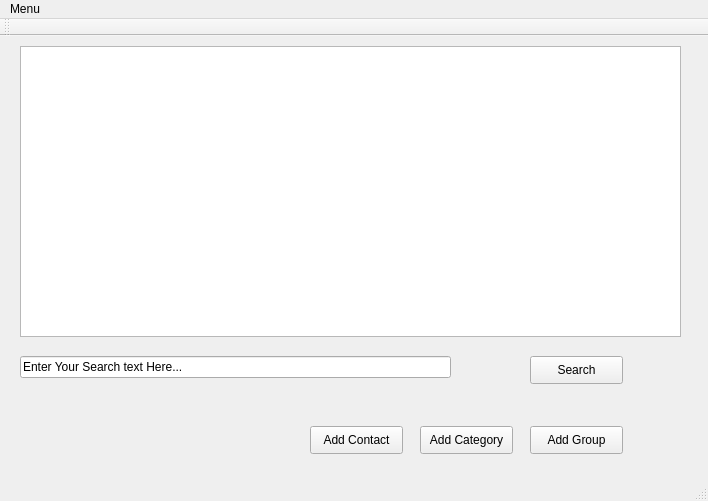
First picture: the form in cs245_final_project/mainwindow.ui, repository bradleyrgriffin/CS245-Final-Project, before the edit.
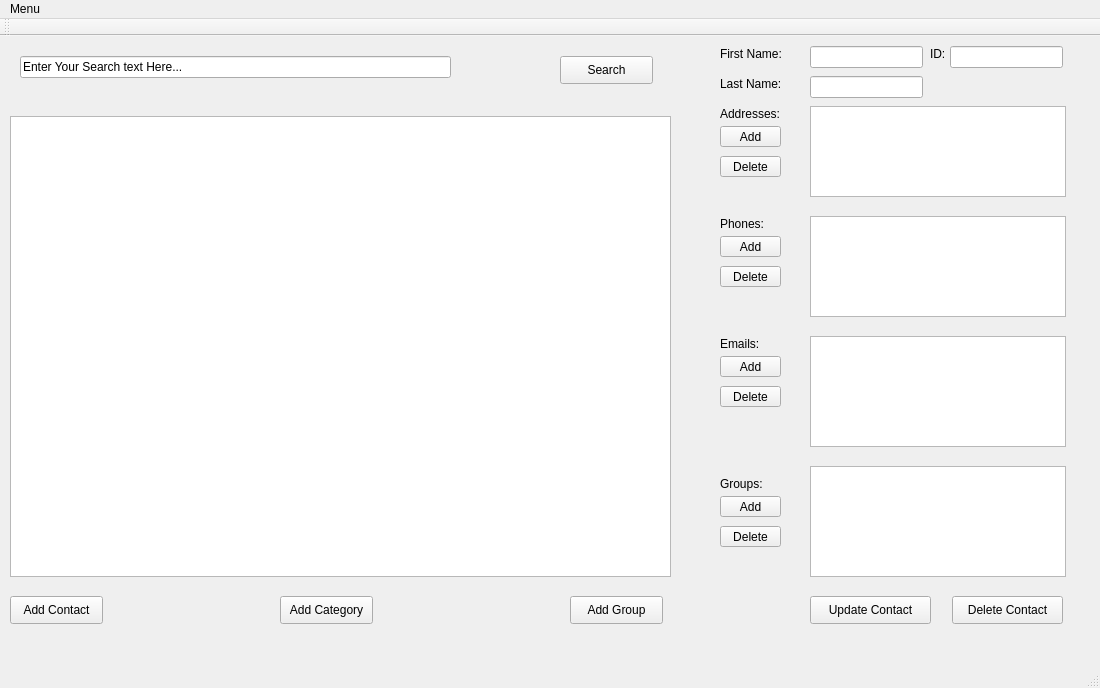
Second picture: the form after the edit.

Diff of the .ui file:
```diff
--- a/cs245_final_project/mainwindow.ui
+++ b/cs245_final_project/mainwindow.ui
@@ -6,8 +6,8 @@
    <rect>
     <x>0</x>
     <y>0</y>
-    <width>708</width>
-    <height>501</height>
+    <width>1100</width>
+    <height>688</height>
    </rect>
   </property>
   <property name="windowTitle">
@@ -17,8 +17,8 @@
    <widget class="QPushButton" name="addCategoryButton">
     <property name="geometry">
      <rect>
-      <x>420</x>
-      <y>390</y>
+      <x>280</x>
+      <y>560</y>
       <width>93</width>
       <height>28</height>
      </rect>
@@ -30,8 +30,8 @@
    <widget class="QPushButton" name="addContactButton">
     <property name="geometry">
      <rect>
-      <x>310</x>
-      <y>390</y>
+      <x>10</x>
+      <y>560</y>
       <width>93</width>
       <height>28</height>
      </rect>
@@ -43,8 +43,8 @@
    <widget class="QPushButton" name="addGroupButton">
     <property name="geometry">
      <rect>
-      <x>530</x>
-      <y>390</y>
+      <x>570</x>
+      <y>560</y>
       <width>93</width>
       <height>28</height>
      </rect>
@@ -56,10 +56,10 @@
    <widget class="QTableView" name="searchContactTable">
     <property name="geometry">
      <rect>
-      <x>20</x>
-      <y>10</y>
+      <x>10</x>
+      <y>80</y>
       <width>661</width>
-      <height>291</height>
+      <height>461</height>
      </rect>
     </property>
    </widget>
@@ -67,7 +67,7 @@
     <property name="geometry">
      <rect>
       <x>20</x>
-      <y>320</y>
+      <y>20</y>
       <width>431</width>
       <height>22</height>
      </rect>
@@ -85,8 +85,8 @@
    <widget class="QPushButton" name="searchButton">
     <property name="geometry">
      <rect>
-      <x>530</x>
-      <y>320</y>
+      <x>560</x>
+      <y>20</y>
       <width>93</width>
       <height>28</height>
      </rect>
@@ -95,13 +95,307 @@
      <string>Search</string>
     </property>
    </widget>
+   <widget class="QLabel" name="firstNameLabel">
+    <property name="geometry">
+     <rect>
+      <x>720</x>
+      <y>10</y>
+      <width>71</width>
+      <height>16</height>
+     </rect>
+    </property>
+    <property name="text">
+     <string>First Name:</string>
+    </property>
+   </widget>
+   <widget class="QLabel" name="lastNameLabel">
+    <property name="geometry">
+     <rect>
+      <x>720</x>
+      <y>40</y>
+      <width>71</width>
+      <height>16</height>
+     </rect>
+    </property>
+    <property name="text">
+     <string>Last Name:</string>
+    </property>
+   </widget>
+   <widget class="QLabel" name="contactIdLabel">
+    <property name="geometry">
+     <rect>
+      <x>930</x>
+      <y>10</y>
+      <width>21</width>
+      <height>16</height>
+     </rect>
+    </property>
+    <property name="text">
+     <string>ID:</string>
+    </property>
+   </widget>
+   <widget class="QLineEdit" name="firstName">
+    <property name="geometry">
+     <rect>
+      <x>810</x>
+      <y>10</y>
+      <width>113</width>
+      <height>22</height>
+     </rect>
+    </property>
+   </widget>
+   <widget class="QLineEdit" name="lastName">
+    <property name="geometry">
+     <rect>
+      <x>810</x>
+      <y>40</y>
+      <width>113</width>
+      <height>22</height>
+     </rect>
+    </property>
+   </widget>
+   <widget class="QLineEdit" name="contactId">
+    <property name="geometry">
+     <rect>
+      <x>950</x>
+      <y>10</y>
+      <width>113</width>
+      <height>22</height>
+     </rect>
+    </property>
+    <property name="readOnly">
+     <bool>true</bool>
+    </property>
+   </widget>
+   <widget class="QListView" name="addressList">
+    <property name="geometry">
+     <rect>
+      <x>810</x>
+      <y>70</y>
+      <width>256</width>
+      <height>91</height>
+     </rect>
+    </property>
+   </widget>
+   <widget class="QLabel" name="addressLabel">
+    <property name="geometry">
+     <rect>
+      <x>720</x>
+      <y>70</y>
+      <width>81</width>
+      <height>16</height>
+     </rect>
+    </property>
+    <property name="text">
+     <string>Addresses:</string>
+    </property>
+   </widget>
+   <widget class="QListView" name="phoneList">
+    <property name="geometry">
+     <rect>
+      <x>810</x>
+      <y>180</y>
+      <width>256</width>
+      <height>101</height>
+     </rect>
+    </property>
+   </widget>
+   <widget class="QLabel" name="phoneLabel">
+    <property name="geometry">
+     <rect>
+      <x>720</x>
+      <y>180</y>
+      <width>55</width>
+      <height>16</height>
+     </rect>
+    </property>
+    <property name="text">
+     <string>Phones:</string>
+    </property>
+   </widget>
+   <widget class="QListView" name="emailList">
+    <property name="geometry">
+     <rect>
+      <x>810</x>
+      <y>300</y>
+      <width>256</width>
+      <height>111</height>
+     </rect>
+    </property>
+   </widget>
+   <widget class="QLabel" name="emailLabel">
+    <property name="geometry">
+     <rect>
+      <x>720</x>
+      <y>300</y>
+      <width>55</width>
+      <height>16</height>
+     </rect>
+    </property>
+    <property name="text">
+     <string>Emails:</string>
+    </property>
+   </widget>
+   <widget class="QListView" name="groupList">
+    <property name="geometry">
+     <rect>
+      <x>810</x>
+      <y>430</y>
+      <width>256</width>
+      <height>111</height>
+     </rect>
+    </property>
+   </widget>
+   <widget class="QLabel" name="groupLabel">
+    <property name="geometry">
+     <rect>
+      <x>720</x>
+      <y>440</y>
+      <width>55</width>
+      <height>16</height>
+     </rect>
+    </property>
+    <property name="text">
+     <string>Groups:</string>
+    </property>
+   </widget>
+   <widget class="QPushButton" name="updateContactButton">
+    <property name="geometry">
+     <rect>
+      <x>810</x>
+      <y>560</y>
+      <width>121</width>
+      <height>28</height>
+     </rect>
+    </property>
+    <property name="text">
+     <string>Update Contact</string>
+    </property>
+   </widget>
+   <widget class="QPushButton" name="deleteContactButton">
+    <property name="geometry">
+     <rect>
+      <x>952</x>
+      <y>560</y>
+      <width>111</width>
+      <height>28</height>
+     </rect>
+    </property>
+    <property name="text">
+     <string>Delete Contact</string>
+    </property>
+   </widget>
+   <widget class="QPushButton" name="addAddressButton">
+    <property name="geometry">
+     <rect>
+      <x>720</x>
+      <y>90</y>
+      <width>61</width>
+      <height>21</height>
+     </rect>
+    </property>
+    <property name="text">
+     <string>Add</string>
+    </property>
+   </widget>
+   <widget class="QPushButton" name="addPhoneButton">
+    <property name="geometry">
+     <rect>
+      <x>720</x>
+      <y>200</y>
+      <width>61</width>
+      <height>21</height>
+     </rect>
+    </property>
+    <property name="text">
+     <string>Add</string>
+    </property>
+   </widget>
+   <widget class="QPushButton" name="addEmailButton">
+    <property name="geometry">
+     <rect>
+      <x>720</x>
+      <y>320</y>
+      <width>61</width>
+      <height>21</height>
+     </rect>
+    </property>
+    <property name="text">
+     <string>Add</string>
+    </property>
+   </widget>
+   <widget class="QPushButton" name="addGroupButton_2">
+    <property name="geometry">
+     <rect>
+      <x>720</x>
+      <y>460</y>
+      <width>61</width>
+      <height>21</height>
+     </rect>
+    </property>
+    <property name="text">
+     <string>Add</string>
+    </property>
+   </widget>
+   <widget class="QPushButton" name="deleteAddressButton">
+    <property name="geometry">
+     <rect>
+      <x>720</x>
+      <y>120</y>
+      <width>61</width>
+      <height>21</height>
+     </rect>
+    </property>
+    <property name="text">
+     <string>Delete</string>
+    </property>
+   </widget>
+   <widget class="QPushButton" name="deletePhoneButton">
+    <property name="geometry">
+     <rect>
+      <x>720</x>
+      <y>230</y>
+      <width>61</width>
+      <height>21</height>
+     </rect>
+    </property>
+    <property name="text">
+     <string>Delete</string>
+    </property>
+   </widget>
+   <widget class="QPushButton" name="deleteEmailButton">
+    <property name="geometry">
+     <rect>
+      <x>720</x>
+      <y>350</y>
+      <width>61</width>
+      <height>21</height>
+     </rect>
+    </property>
+    <property name="text">
+     <string>Delete</string>
+    </property>
+   </widget>
+   <widget class="QPushButton" name="deleteGroupButton">
+    <property name="geometry">
+     <rect>
+      <x>720</x>
+      <y>490</y>
+      <width>61</width>
+      <height>21</height>
+     </rect>
+    </property>
+    <property name="text">
+     <string>Delete</string>
+    </property>
+   </widget>
   </widget>
   <widget class="QMenuBar" name="menuBar">
    <property name="geometry">
     <rect>
      <x>0</x>
      <y>0</y>
-     <width>708</width>
+     <width>1100</width>
      <height>26</height>
     </rect>
    </property>
```
